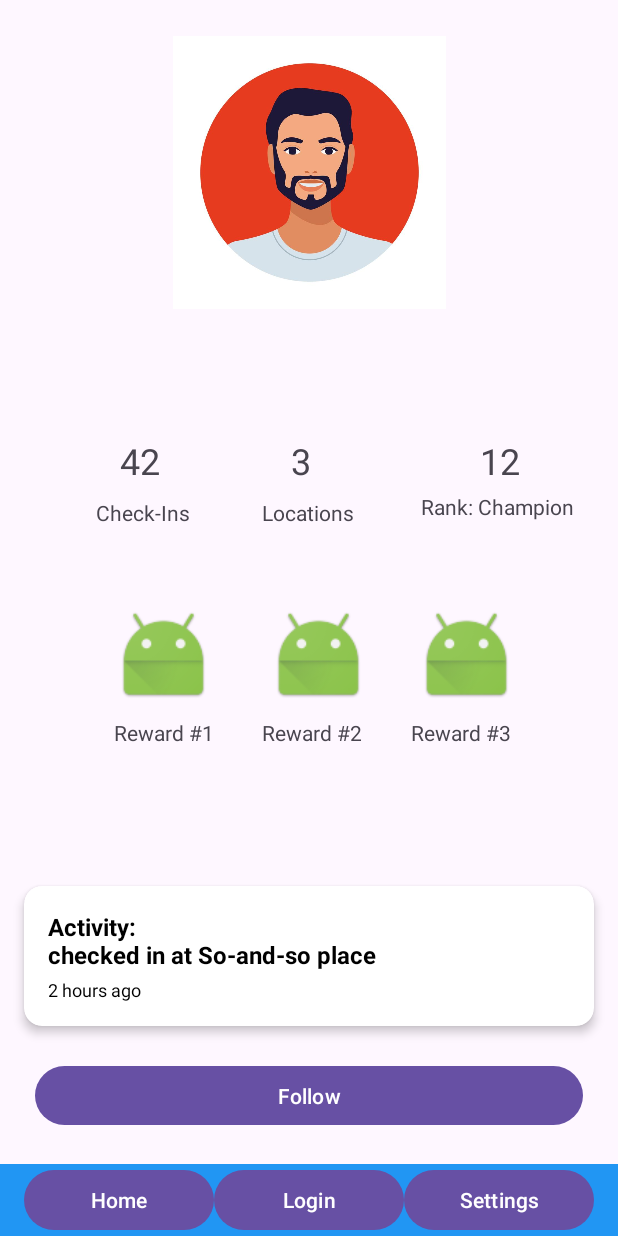
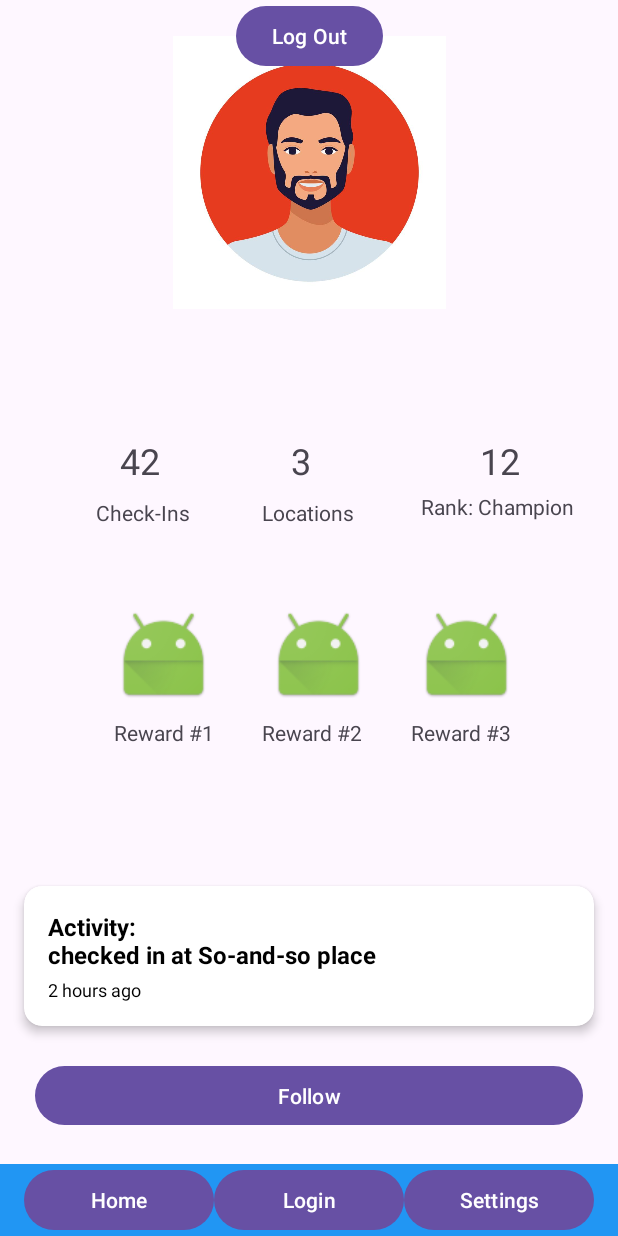
Before and after one commit to DanielOrlov/Mobile-dev-Project, an Android app: the UserProfileActivity screen opened directly, with no data from a screen before it, on a phone screen of 412 x 824 dp. Run offline under Robolectric (Android 15) with nearby library versions, the phone set to English and light mode, and no system bars; our stand-ins replace Firebase (no records; nobody signed in at launch, a user with empty details on screens opened directly), Room's generated code.

Commit message:
added logout button

```diff
--- a/app/src/main/java/com/example/mobile_dev_project/UserProfileActivity.java
+++ b/app/src/main/java/com/example/mobile_dev_project/UserProfileActivity.java
@@ -1,6 +1,8 @@
 package com.example.mobile_dev_project;
 
+import android.content.Intent;
 import android.os.Bundle;
+import android.widget.Button;
 import android.widget.TextView;
 
 import androidx.activity.EdgeToEdge;
@@ -50,6 +52,16 @@ UserProfileActivity extends BaseActivity {
             }
         });
 
+
+        Button logoutButton = findViewById(R.id.logoutId);
+
+
+        logoutButton.setOnClickListener(v ->{
+            FirebaseAuth.getInstance().signOut();
+            //startActivity(new Intent(this, LoginActivity.class));
+            finish();
+        });
+
         ViewCompat.setOnApplyWindowInsetsListener(findViewById(R.id.main), (v, insets) -> {
             Insets systemBars = insets.getInsets(WindowInsetsCompat.Type.systemBars());
             v.setPadding(systemBars.left, systemBars.top, systemBars.right, systemBars.bottom);
--- a/app/src/main/res/layout/activity_user_profile.xml
+++ b/app/src/main/res/layout/activity_user_profile.xml
@@ -207,4 +207,13 @@
         app:layout_constraintStart_toStartOf="parent"
         app:layout_constraintTop_toBottomOf="@+id/feedId" />
 
+    <Button
+        android:id="@+id/logoutId"
+        android:layout_width="wrap_content"
+        android:layout_height="wrap_content"
+        android:text="Log Out"
+        app:layout_constraintEnd_toEndOf="parent"
+        app:layout_constraintStart_toStartOf="parent"
+        tools:layout_editor_absoluteY="507dp" />
+
 </androidx.constraintlayout.widget.ConstraintLayout>
```
